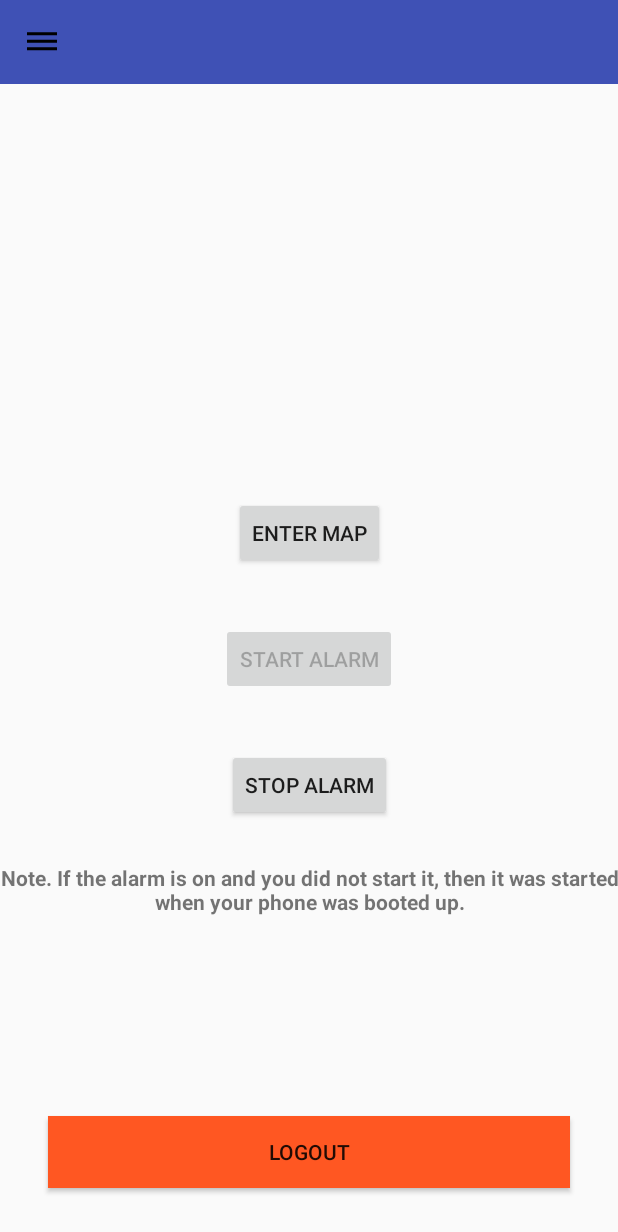
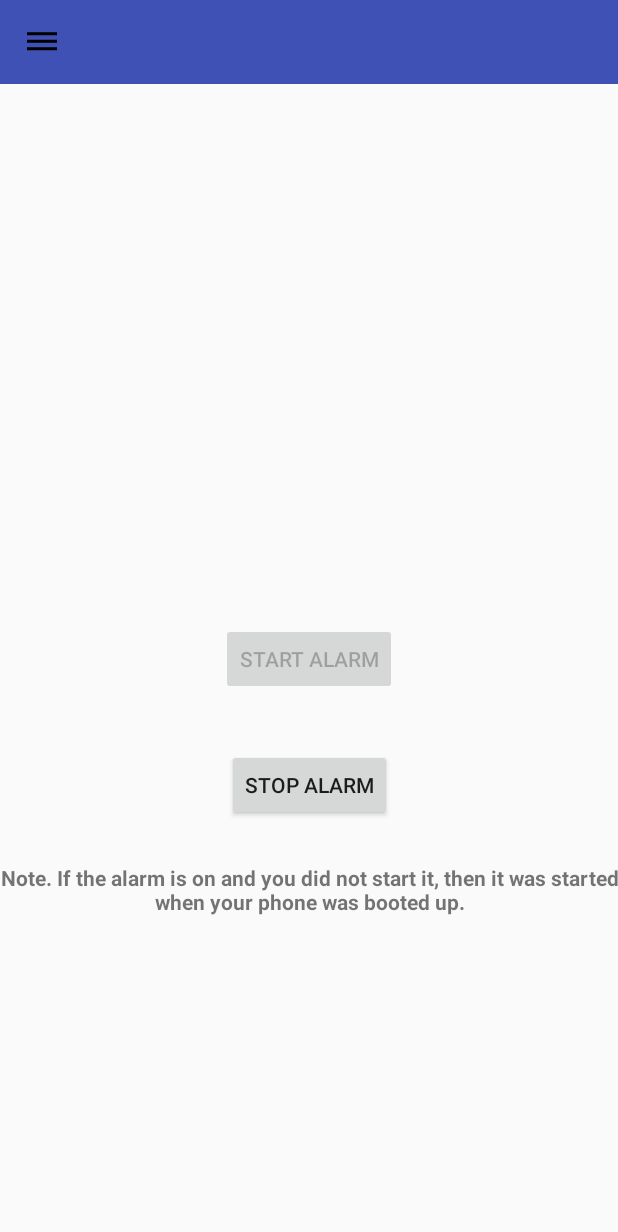
Before and after one commit to git-mad/GitMad-Heat-Map, an Android app: the screen it shows after launch once a user with an empty profile is signed in (ActivityUserLoggedIn), on a phone screen of 412 x 824 dp. Shown: the top 1232 px of the screen. Run offline under Robolectric (Android 15) with nearby library versions, the phone set to English and light mode, and no system bars; our stand-ins replace Firebase (no records; nobody signed in at launch, a user with empty details on screens opened directly).

Commit message:
Moved logout button to the navigation bar, and removed the enter map button from the enter fragment as it is no longer needed.

```diff
--- a/app/src/main/java/gitmad/gitmadheatmap/FragmentEnter.java
+++ b/app/src/main/java/gitmad/gitmadheatmap/FragmentEnter.java
@@ -1,5 +1,4 @@
 package gitmad.gitmadheatmap;
-
 
 import android.app.AlarmManager;
 import android.app.PendingIntent;
@@ -13,7 +12,6 @@ import android.view.View;
 import android.view.ViewGroup;
 import android.widget.Button;
 
-
 /**
  * A fragment for our current home screen that allows the user to start and stop the alarm,
  * as well as enter the map.
@@ -26,8 +24,6 @@ public class FragmentEnter extends Fragment implements View.OnClickListener {
     // Layout elements.
     private Button startButton;
     private Button stopButton;
-    private Button mapButton;
-    private Button logoutButton;
 
     public FragmentEnter() {
         // Required empty public constructor
@@ -50,14 +46,10 @@ public class FragmentEnter extends Fragment implements View.OnClickListener {
         // Layout elements.
         startButton = getView().findViewById( R.id.enter_btn_start_alarm);
         stopButton = getView().findViewById( R.id.enter_btn_stop_alarm);
-        mapButton = getView().findViewById( R.id.enter_btn_enter_map );
-        logoutButton = getView().findViewById( R.id.enter_btn_logout);
 
         // Attach onClickListeners to class onClick method.
         startButton.setOnClickListener( this );
         stopButton.setOnClickListener( this );
-        mapButton.setOnClickListener( this );
-        logoutButton.setOnClickListener( this );
 
         // This check is used to see if our alarm is already running.
         // It could be running from our receiver that called it once the phone booted up.
@@ -74,28 +66,13 @@ public class FragmentEnter extends Fragment implements View.OnClickListener {
      */
     public void onClick( View view ) {
         switch( view.getId() )  {
-            case R.id.enter_btn_enter_map:
-                enter_map_activity();
-                break;
             case R.id.enter_btn_start_alarm:
                 start_alarm();
                 break;
             case R.id.enter_btn_stop_alarm:
                 stop_alarm();
                 break;
-            case R.id.enter_btn_logout:
-                logoutUser();
-                break;
         }
-    }
-
-    /**
-     * Enters the HeatMap activity.
-     */
-    public void enter_map_activity()
-    {
-        Intent intent = new Intent( getActivity(), ActivityHeatMap.class );
-        startActivity( intent );
     }
 
     /**
@@ -146,12 +123,4 @@ public class FragmentEnter extends Fragment implements View.OnClickListener {
         stopButton.setEnabled( !alarm_on );
     }
 
-    /**
-     * Logs the current user out of our auth system and returns them to the login screen.
-     */
-    public void logoutUser() {
-        FbAuth mAuth = new FbAuth();
-        mAuth.signUserOutAndReturnToLogin();
-    }
-
 }
--- /dev/null
+++ b/app/src/main/res/drawable/ic_exit_to_app_icon.xml
@@ -0,0 +1,9 @@
+<vector xmlns:android="http://schemas.android.com/apk/res/android"
+        android:width="24dp"
+        android:height="24dp"
+        android:viewportWidth="24.0"
+        android:viewportHeight="24.0">
+    <path
+        android:fillColor="#FF000000"
+        android:pathData="M10.09,15.59L11.5,17l5,-5 -5,-5 -1.41,1.41L12.67,11H3v2h9.67l-2.58,2.59zM19,3H5c-1.11,0 -2,0.9 -2,2v4h2V5h14v14H5v-4H3v4c0,1.1 0.89,2 2,2h14c1.1,0 2,-0.9 2,-2V5c0,-1.1 -0.9,-2 -2,-2z"/>
+</vector>
--- a/app/src/main/res/layout/fragment_enter.xml
+++ b/app/src/main/res/layout/fragment_enter.xml
@@ -5,18 +5,6 @@
     android:layout_width="match_parent"
     android:layout_height="match_parent"
     tools:context=".FragmentEnter">
-
-    <Button
-        android:id="@+id/enter_btn_enter_map"
-        android:layout_width="wrap_content"
-        android:layout_height="wrap_content"
-        android:layout_marginBottom="36dp"
-        android:layout_marginEnd="8dp"
-        android:layout_marginStart="8dp"
-        android:text="@string/btn_enter_map"
-        app:layout_constraintBottom_toTopOf="@+id/enter_btn_start_alarm"
-        app:layout_constraintEnd_toEndOf="parent"
-        app:layout_constraintStart_toStartOf="parent" />
 
     <Button
         android:id="@+id/enter_btn_start_alarm"
@@ -60,16 +48,4 @@
         app:layout_constraintStart_toStartOf="parent"
         app:layout_constraintTop_toBottomOf="@+id/enter_btn_stop_alarm" />
 
-    <Button
-        android:id="@+id/enter_btn_logout"
-        android:layout_width="0dp"
-        android:layout_height="wrap_content"
-        android:layout_marginBottom="32dp"
-        android:layout_marginEnd="32dp"
-        android:layout_marginStart="32dp"
-        android:background="?attr/colorError"
-        android:text="@string/logout"
-        app:layout_constraintBottom_toBottomOf="parent"
-        app:layout_constraintEnd_toEndOf="parent"
-        app:layout_constraintStart_toStartOf="parent" />
 </android.support.constraint.ConstraintLayout>
--- a/app/src/main/res/menu/drawer_view.xml
+++ b/app/src/main/res/menu/drawer_view.xml
@@ -8,7 +8,10 @@
         <item
             android:id="@+id/nav_map_option"
             android:title="@string/nav_map_option"
-            android:icon="@drawable/ic_map_icon"
-            android:checked="true"/>
+            android:icon="@drawable/ic_map_icon" />
+        <item
+            android:id="@+id/nav_logout_option"
+            android:title="@string/logout"
+            android:icon="@drawable/ic_exit_to_app_icon"/>
     </group>
 </menu>
```
Also changed, not shown: app/src/main/java/gitmad/gitmadheatmap/ActivityHeatMap.java (+12 -0 lines), app/src/main/java/gitmad/gitmadheatmap/ActivityUserLoggedIn.java (+12 -0 lines).
